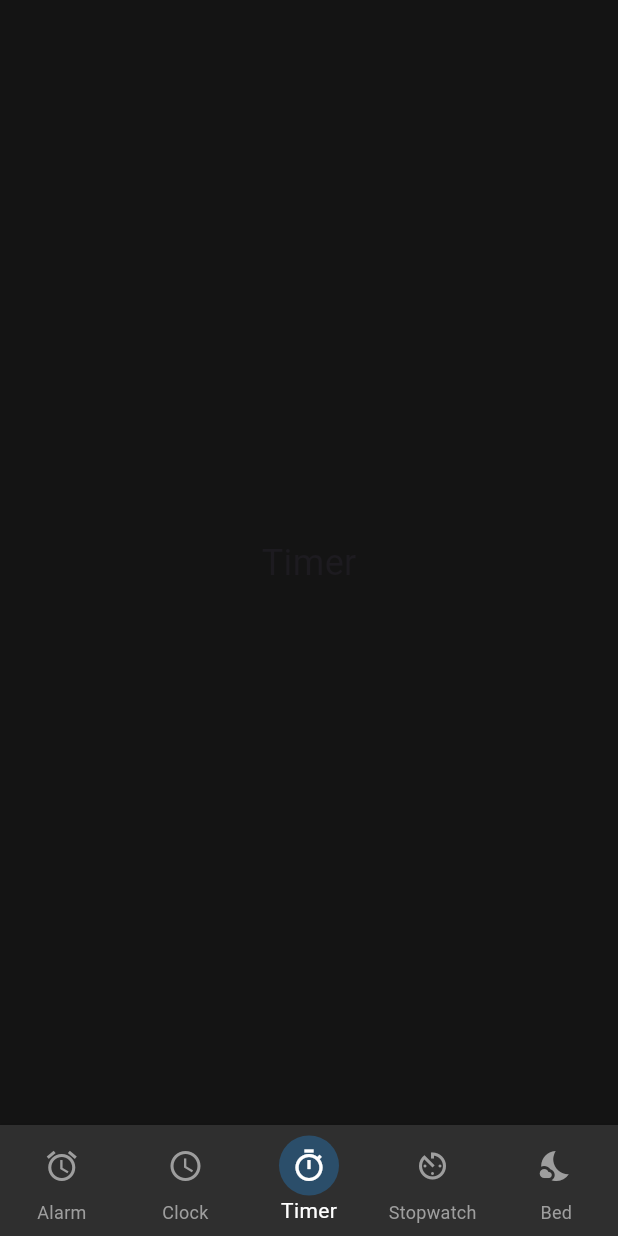
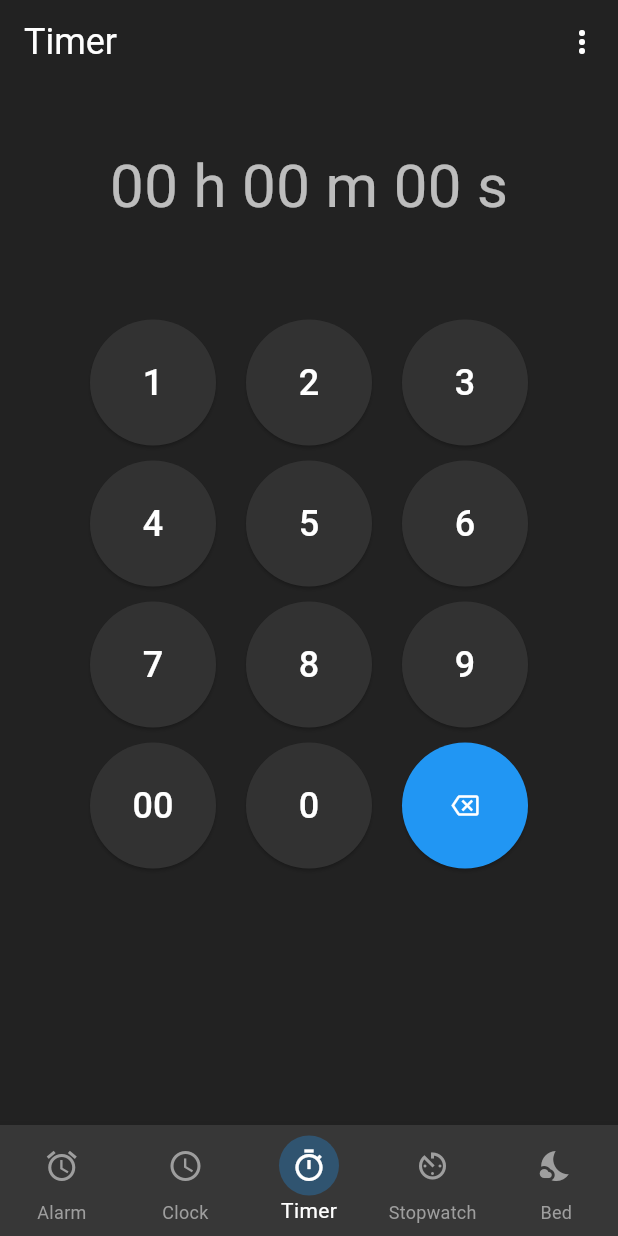
Before and after one commit to Labeebkhan/Clock, a Flutter app: the screen it shows after launch, item 3 of the bottom bar chosen, on a phone screen of 412 x 824 dp. Run offline on Flutter 3.47's test engine with Material 3 defaults, Android fonts, the phone set to English and light mode, and no system bars.

Commit message:
nO IDEA WHAT HAVE I DONE

```diff
--- a/lib/clock.dart
+++ b/lib/clock.dart
@@ -53,7 +53,7 @@ class _AlarmState extends State<Clock> {
           'Clock',
           style: TextStyle(color: Colors.white, fontSize: 26),
         ),
-        backgroundColor: const Color.fromARGB(255, 20, 20, 20),
+        backgroundColor: const Color.fromARGB(255, 34, 34, 34),
         actions: [
           // 3-dot popup menu button
           PopupMenuButton<String>(
@@ -108,7 +108,7 @@ class _AlarmState extends State<Clock> {
         ],
       ),
 
-      backgroundColor: const Color.fromARGB(255, 20, 20, 20), // Dark page bg
+      backgroundColor: const Color.fromARGB(255, 34, 34, 34), // Dark page bg
       // Clock UI
       body: Center(
         child: Padding(
@@ -152,7 +152,7 @@ class _AlarmState extends State<Clock> {
                     child: const Icon(
                       Icons.add,
                       size: 28,
-                      color: Color.fromARGB(255, 41, 40, 40),
+                      color: Color.fromARGB(255, 34, 34, 34),
                     ),
                   ),
                 ),
--- a/lib/main.dart
+++ b/lib/main.dart
@@ -1,6 +1,7 @@
 import 'package:flutter/material.dart';
 import 'alarm.dart';
 import 'clock.dart';
+import 'Timer.dart';
 
 // exact Google-style bedtime icon
 
@@ -28,7 +29,7 @@ class _ClockHomeState extends State<ClockHome> {
   final List<Widget> _pages = [
     Alarm(),
     Clock(),
-    Center(child: Text('Timer', style: TextStyle(fontSize: 24))),
+    Timer(),
     Center(child: Text('Stopwatch', style: TextStyle(fontSize: 24))),
     Center(child: Text('BedTime', style: TextStyle(fontSize: 24))),
   ];
@@ -46,7 +47,7 @@ class _ClockHomeState extends State<ClockHome> {
   @override
   Widget build(BuildContext context) {
     return Scaffold(
-      backgroundColor: const Color.fromARGB(255, 20, 20, 20),
+      backgroundColor: Color.fromARGB(255, 55, 55, 55),
       body: _pages[_currentIndex],
       bottomNavigationBar: BottomNavigationBar(
         type: BottomNavigationBarType.fixed,
@@ -54,7 +55,7 @@ class _ClockHomeState extends State<ClockHome> {
         onTap: (index) {
           setState(() => _currentIndex = index);
         },
-        backgroundColor: const Color.fromARGB(255, 47, 47, 47),
+        backgroundColor: const Color.fromARGB(255, 55, 55, 55),
         selectedItemColor: Colors.white,
         unselectedItemColor: Colors.grey,
         items: List.generate(_icons.length, (index) {
--- a/lib/timer.dart
+++ b/lib/timer.dart
@@ -0,0 +1,192 @@
+import 'package:flutter/material.dart';
+
+class Timer extends StatefulWidget {
+  const Timer({super.key});
+
+  @override
+  State<Timer> createState() => _TimerState();
+}
+
+class _TimerState extends State<Timer> {
+  List<String> digits = [];
+
+  void addDigit(String value) {
+    if (digits.length >= 6) return;
+    setState(() {
+      if (value == '00') {
+        digits.add('0');
+        if (digits.length < 6) digits.add('0');
+      } else {
+        digits.add(value);
+      }
+    });
+  }
+
+  void deleteDigit() {
+    if (digits.isNotEmpty) {
+      setState(() {
+        digits.removeLast();
+      });
+    }
+  }
+
+  String get displayTime {
+    String padded = digits.join().padLeft(6, '0');
+    String h = padded.substring(0, 2);
+    String m = padded.substring(2, 4);
+    String s = padded.substring(4, 6);
+    return "$h h $m m $s s";
+  }
+
+  @override
+  Widget build(BuildContext context) {
+    final List<String> keys = [
+      '1',
+      '2',
+      '3',
+      '4',
+      '5',
+      '6',
+      '7',
+      '8',
+      '9',
+      '00',
+      '0',
+      '⌫',
+    ];
+
+    return Scaffold(
+      backgroundColor: const Color.fromARGB(255, 34, 34, 34),
+      appBar: AppBar(
+        backgroundColor: const Color.fromARGB(255, 34, 34, 34),
+        title: const Text(
+          'Timer',
+          style: TextStyle(color: Colors.white, fontSize: 24),
+        ),
+        actions: [
+          PopupMenuButton<String>(
+            icon: const Icon(Icons.more_vert, color: Colors.white),
+            offset: const Offset(0, 40),
+            shape: RoundedRectangleBorder(
+              borderRadius: BorderRadius.circular(16),
+            ),
+            color: const Color.fromARGB(255, 43, 43, 43),
+            itemBuilder:
+                (BuildContext context) => [
+                  const PopupMenuItem<String>(
+                    value: 'screensaver',
+                    child: Text(
+                      'Screensaver',
+                      style: TextStyle(color: Colors.white),
+                    ),
+                  ),
+                  const PopupMenuItem<String>(
+                    value: 'settings',
+                    child: Text(
+                      'Settings',
+                      style: TextStyle(color: Colors.white),
+                    ),
+                  ),
+                  const PopupMenuItem<String>(
+                    value: 'privacy',
+                    child: Text(
+                      'Privacy policy',
+                      style: TextStyle(color: Colors.white),
+                    ),
+                  ),
+                  const PopupMenuItem<String>(
+                    value: 'feedback',
+                    child: Text(
+                      'Send feedback',
+                      style: TextStyle(color: Colors.white),
+                    ),
+                  ),
+                ],
+          ),
+        ],
+      ),
+      body: Column(
+        mainAxisAlignment: MainAxisAlignment.center,
+        children: [
+          const SizedBox(height: 40),
+          Text(
+            displayTime,
+            style: const TextStyle(fontSize: 40, color: Colors.white70),
+          ),
+          GridView.builder(
+            shrinkWrap: true,
+            padding: const EdgeInsets.all(60),
+            itemCount: keys.length,
+            gridDelegate: const SliverGridDelegateWithFixedCrossAxisCount(
+              crossAxisCount: 3,
+              crossAxisSpacing: 20,
+              mainAxisSpacing: 10,
+            ),
+            itemBuilder: (context, index) {
+              final key = keys[index];
+              return ElevatedButton(
+                onPressed: () {
+                  if (key == '⌫') {
+                    deleteDigit();
+                  } else {
+                    addDigit(key);
+                  }
+                },
+                style: ElevatedButton.styleFrom(
+                  shape: const CircleBorder(),
+                  padding: const EdgeInsets.all(6), // 👈 Reduce padding
+                  backgroundColor:
+                      key == '⌫'
+                          ? Colors.blue
+                          : const Color.fromARGB(255, 50, 50, 50),
+                  foregroundColor: Colors.white,
+                  minimumSize: const Size(10, 10), // 👈 Set smaller button size
+                ),
+
+                child:
+                    key == '⌫'
+                        ? const Icon(Icons.backspace_outlined)
+                        : Text(key, style: const TextStyle(fontSize: 24)),
+              );
+            },
+          ),
+          Spacer(),
+          AnimatedSwitcher(
+            duration: const Duration(milliseconds: 300),
+            transitionBuilder: (Widget child, Animation<double> animation) {
+              return ScaleTransition(scale: animation, child: child);
+            },
+            child:
+                digits.isNotEmpty
+                    ? Padding(
+                      padding: const EdgeInsets.only(
+                        bottom: 40,
+                      ), // 👈 Bottom spacing
+                      child: SizedBox(
+                        height: 90,
+                        width: 90,
+                        key: const ValueKey('fab'),
+                        child: FloatingActionButton(
+                          onPressed: () {},
+                          backgroundColor: const Color.fromARGB(
+                            255,
+                            133,
+                            186,
+                            248,
+                          ),
+                          shape: const CircleBorder(),
+                          child: const Icon(
+                            Icons.play_arrow, // 👈 Changed to Play Icon
+                            size: 32,
+                            color: Color.fromARGB(255, 34, 34, 34),
+                          ),
+                        ),
+                      ),
+                    )
+                    : const SizedBox.shrink(),
+          ),
+        ],
+      ),
+    );
+  }
+}
```
Also changed, not shown: lib/alarm.dart (+5 -5 lines).
